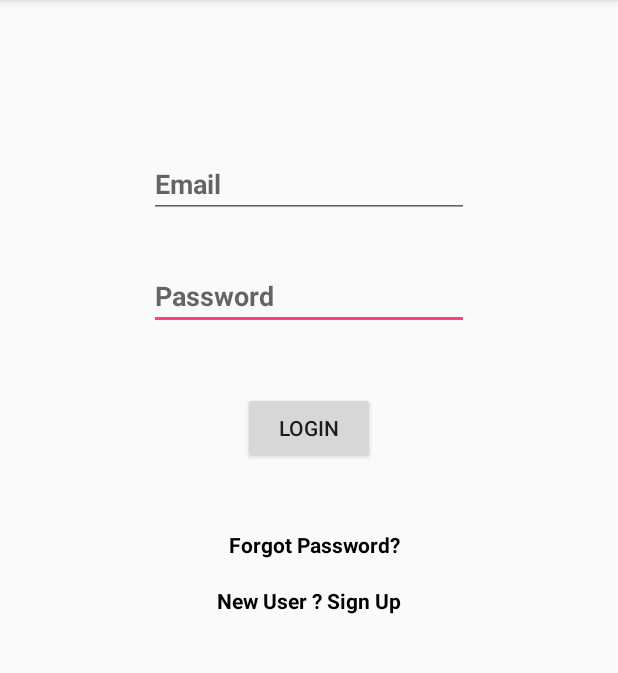
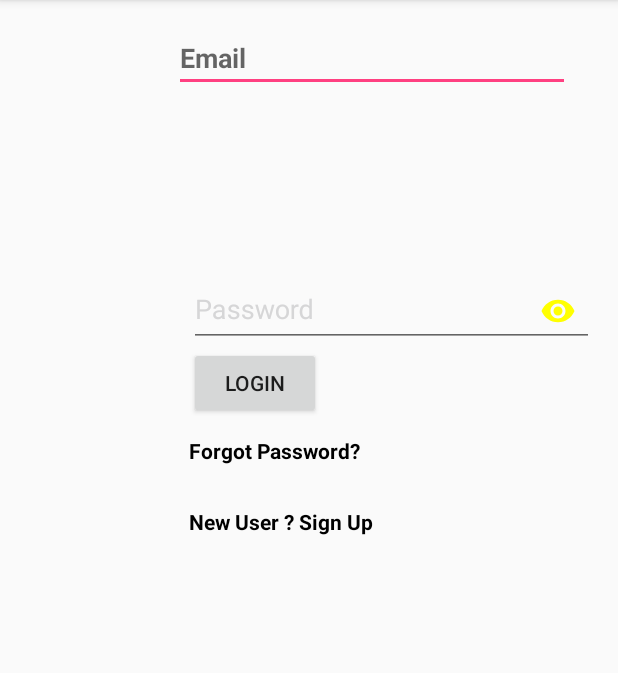
Before and after one commit to sahilayank91/ServiceApp, an Android app: the screen it shows after launch (LoginActivity), in the side drawer, after a tap on "Login", on a phone screen of 412 x 824 dp, the part 84-757 px from its top. Run offline under Robolectric (Android 15) with nearby library versions, the phone set to English and light mode, and no system bars; our stand-ins replace Firebase (no records; nobody signed in at launch, a user with empty details on screens opened directly).

Commit message:
forgot password added

```diff
--- a/app/src/main/AndroidManifest.xml
+++ b/app/src/main/AndroidManifest.xml
@@ -27,7 +27,8 @@
         <activity android:name=".LoginActivity" />
         <activity
             android:name=".RegisterActivity"
-            android:label="@string/title_activity_register"></activity>
+            android:label="@string/title_activity_register" />
+        <activity android:name=".ForgotPasswordActivity"></activity>
     </application>
 
 </manifest>
--- a/app/src/main/java/com/in/serviceapp/LoginActivity.java
+++ b/app/src/main/java/com/in/serviceapp/LoginActivity.java
@@ -54,7 +54,16 @@ public class LoginActivity extends AppCompatActivity {
         pass = (EditText) findViewById(R.id.password);
         login = (Button)findViewById(R.id.login);
         forgotpass = (TextView)findViewById(R.id.forgotpass);
+
         signup = (TextView)findViewById(R.id.signup);
+
+        forgotpass.setOnClickListener(new View.OnClickListener() {
+            @Override
+            public void onClick(View view) {
+                Intent intent = new Intent(LoginActivity.this,ForgotPasswordActivity.class);
+                startActivity(intent);
+            }
+        });
 
         login.setOnClickListener(new View.OnClickListener() {
             @Override
--- a/app/src/main/java/com/in/serviceapp/MainActivity.java
+++ b/app/src/main/java/com/in/serviceapp/MainActivity.java
@@ -2,8 +2,10 @@ package com.in.serviceapp;
 
 import android.content.Intent;
 import android.os.Bundle;
+import android.support.annotation.NonNull;
 import android.support.design.widget.FloatingActionButton;
 import android.support.design.widget.Snackbar;
+import android.util.Log;
 import android.view.View;
 import android.support.design.widget.NavigationView;
 import android.support.v4.view.GravityCompat;
@@ -14,12 +16,31 @@ import android.support.v7.widget.Toolbar;
 import android.view.Menu;
 import android.view.MenuItem;
 
+import com.google.firebase.auth.FirebaseAuth;
+import com.google.firebase.auth.FirebaseUser;
+
 public class MainActivity extends AppCompatActivity
         implements NavigationView.OnNavigationItemSelectedListener {
-
+    private FirebaseAuth mAuth;
+    private FirebaseAuth.AuthStateListener mAuthListener;
     @Override
     protected void onCreate(Bundle savedInstanceState) {
         super.onCreate(savedInstanceState);
+        mAuth = FirebaseAuth.getInstance();
+        mAuthListener = new FirebaseAuth.AuthStateListener() {
+            @Override
+            public void onAuthStateChanged(@NonNull FirebaseAuth firebaseAuth) {
+                FirebaseUser user = firebaseAuth.getCurrentUser();
+                if (user != null) {
+                    // User is signed in
+                    Log.d("Auth Status: ", "onAuthStateChanged:signed_in:" + user.getUid());
+                } else {
+                    // User is signed out
+                    Log.d("Auth Status: ", "onAuthStateChanged:signed_out");
+                }
+                // ...
+            }
+        };
         setContentView(R.layout.activity_main);
         Toolbar toolbar = (Toolbar) findViewById(R.id.toolbar);
         setSupportActionBar(toolbar);
@@ -42,7 +63,18 @@ public class MainActivity extends AppCompatActivity
         NavigationView navigationView = (NavigationView) findViewById(R.id.nav_view);
         navigationView.setNavigationItemSelectedListener(this);
     }
-
+    @Override
+    public void onStart() {
+        super.onStart();
+        mAuth.addAuthStateListener(mAuthListener);
+    }
+    @Override
+    public void onStop() {
+        super.onStop();
+        if (mAuthListener != null) {
+            mAuth.removeAuthStateListener(mAuthListener);
+        }
+    }
     @Override
     public void onBackPressed() {
         DrawerLayout drawer = (DrawerLayout) findViewById(R.id.drawer_layout);
--- a/app/src/main/java/com/in/serviceapp/RegisterActivity.java
+++ b/app/src/main/java/com/in/serviceapp/RegisterActivity.java
@@ -396,6 +396,8 @@ public class RegisterActivity extends AppCompatActivity implements LoaderCallbac
                             public void onComplete(@NonNull Task<Void> task) {
                                 if (task.isSuccessful()) {
                                     Log.d("Email :", "Email sent.");
+                                }else{
+                                    Toast.makeText(getApplicationContext(),"Verification Link Sending Failed!! Please Check your internet Connection",Toast.LENGTH_SHORT).show();
                                 }
                             }
                         });
--- /dev/null
+++ b/app/src/main/res/drawable/ic_visibility_black_24dp.xml
@@ -0,0 +1,9 @@
+<vector xmlns:android="http://schemas.android.com/apk/res/android"
+        android:width="24dp"
+        android:height="24dp"
+        android:viewportWidth="24.0"
+        android:viewportHeight="24.0">
+    <path
+        android:fillColor="#FF000000"
+        android:pathData="M12,4.5C7,4.5 2.73,7.61 1,12c1.73,4.39 6,7.5 11,7.5s9.27,-3.11 11,-7.5c-1.73,-4.39 -6,-7.5 -11,-7.5zM12,17c-2.76,0 -5,-2.24 -5,-5s2.24,-5 5,-5 5,2.24 5,5 -2.24,5 -5,5zM12,9c-1.66,0 -3,1.34 -3,3s1.34,3 3,3 3,-1.34 3,-3 -1.34,-3 -3,-3z"/>
+</vector>
--- a/app/src/main/res/layout/activity_login.xml
+++ b/app/src/main/res/layout/activity_login.xml
@@ -1,34 +1,71 @@
 <?xml version="1.0" encoding="utf-8"?>
-<RelativeLayout xmlns:android="http://schemas.android.com/apk/res/android"
+<android.support.v4.widget.NestedScrollView xmlns:android="http://schemas.android.com/apk/res/android"
     xmlns:app="http://schemas.android.com/apk/res-auto"
     xmlns:tools="http://schemas.android.com/tools"
     android:layout_width="match_parent"
     android:layout_height="match_parent"
     tools:context="com.in.serviceapp.LoginActivity">
 
+    <LinearLayout
+        android:layout_width="match_parent"
+        android:layout_margin="@dimen/activity_vertical_margin"
+        android:layout_height="wrap_content"
+        android:layout_marginLeft="180dp"
+
+        android:orientation="vertical">
+
 
         <EditText
-        android:id="@+id/password"
-        android:layout_width="wrap_content"
+            android:id="@+id/email"
+            android:layout_width="264dp"
             android:layout_height="wrap_content"
-        android:layout_weight="1"
+            android:ems="10"
             android:textStyle="bold"
-        android:ems="10"
+            android:hint="Email"
+            android:layout_marginLeft="100dp"
+            android:inputType="textEmailAddress"
+            android:layout_marginBottom="111dp"
+            android:layout_above="@+id/login"
+            android:layout_centerHorizontal="true" />
+
+        <android.support.design.widget.TextInputLayout
+            android:layout_width="match_parent"
+            android:layout_height="wrap_content"
+            android:textColorHint="@color/colorHint"
+            app:passwordToggleEnabled = "true"
+            android:layout_marginLeft="110dp"
+            app:passwordToggleTint="#FFFF00"
+            app:passwordToggleDrawable="@drawable/ic_visibility_black_24dp"
+            android:orientation="vertical"
+            android:layout_alignParentRight="true"
+            android:layout_alignParentEnd="true">
+
+            <EditText
+                android:id="@+id/editTextPassword"
+                android:layout_width="match_parent"
+                android:layout_height="wrap_content"
                 android:hint="Password"
                 android:inputType="textPassword"
-        android:layout_below="@+id/email"
-        android:layout_centerHorizontal="true"
-        android:layout_marginTop="29dp" />
+
+                android:layout_centerVertical="true"
+                android:layout_alignLeft="@+id/email"
+                android:layout_alignStart="@+id/email"
+                android:layout_alignRight="@+id/email"
+                android:layout_alignEnd="@+id/email" />
+
+
+        </android.support.design.widget.TextInputLayout>
 
         <Button
             android:id="@+id/login"
             android:layout_width="wrap_content"
             android:layout_height="wrap_content"
+            android:layout_marginLeft="110dp"
+            android:text="LOGIN"
+            android:layout_above="@+id/forgotpass"
+            android:layout_centerHorizontal="true"
+            android:layout_marginBottom="11dp" />
 
-        android:text="LOGIN"
-        android:layout_below="@+id/password"
-        android:layout_centerHorizontal="true"
-        android:layout_marginTop="41dp" />
 
     <TextView
         android:id="@+id/forgotpass"
@@ -37,34 +74,26 @@
         android:textStyle="bold"
         android:textColor="#000000"
         android:text="Forgot Password?"
+        android:layout_marginLeft="110dp"
+        android:layout_above="@+id/signup"
+        android:layout_centerHorizontal="true"
+        android:layout_marginBottom="28dp" />
 
-        android:layout_marginTop="44dp"
-        android:layout_below="@+id/login"
-        android:layout_alignRight="@+id/signup"
-        android:layout_alignEnd="@+id/signup" />
 
         <TextView
             android:id="@+id/signup"
             android:layout_width="wrap_content"
-        android:layout_height="wrap_content"
+            android:layout_height="20dp"
             android:textStyle="bold"
             android:textColor="#000000"
             android:text="New User ? Sign Up"
-        android:layout_marginTop="18dp"
-        android:layout_below="@+id/forgotpass"
-        android:layout_centerHorizontal="true" />
+            android:layout_marginLeft="110dp"
+            android:layout_alignParentBottom="true"
+            android:layout_centerHorizontal="true"
+            android:layout_marginBottom="64dp" />
 
-    <EditText
-        android:id="@+id/email"
-        android:layout_width="wrap_content"
-        android:layout_height="wrap_content"
-        android:ems="10"
-        android:textStyle="bold"
-        android:hint="Email"
-        android:inputType="textEmailAddress"
-        android:layout_marginTop="100dp"
-        android:layout_alignParentTop="true"
-        android:layout_alignLeft="@+id/password"
-        android:layout_alignStart="@+id/password" />
 
-</RelativeLayout>
+
+
+    </LinearLayout>
+</android.support.v4.widget.NestedScrollView>
--- /dev/null
+++ b/app/src/main/res/values-w820dp/dimens.xml
@@ -0,0 +1,6 @@
+<resources>
+    <!-- Example customization of dimensions originally defined in res/values/dimens.xml
+         (such as screen margins) for screens with more than 820dp of available width. This
+         would include 7" and 10" devices in landscape (~960dp and ~1280dp respectively). -->
+    <dimen name="activity_horizontal_margin">64dp</dimen>
+</resources>
--- a/build.gradle
+++ b/build.gradle
@@ -5,7 +5,7 @@ buildscript {
         jcenter()
     }
     dependencies {
-        classpath 'com.android.tools.build:gradle:2.3.3'
+        classpath 'com.android.tools.build:gradle:2.2.3'
 
         // NOTE: Do not place your application dependencies here; they belong
         // in the individual module build.gradle files
```
Also changed, not shown: app/src/main/java/com/in/serviceapp/ForgotPasswordActivity.java (added, +54 -0 lines), app/src/main/res/layout/activity_forgot_password.xml (added, +66 -0 lines). Lines whose indentation alone changed are shown as unchanged.
